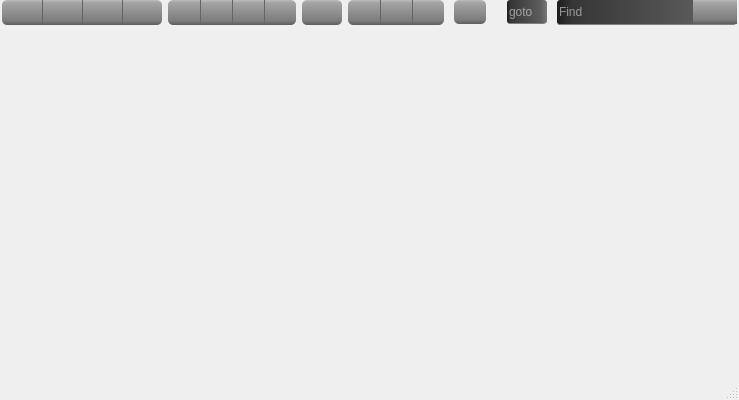
Qt form armadillo.ui (rkyleg/scope) before a commit.
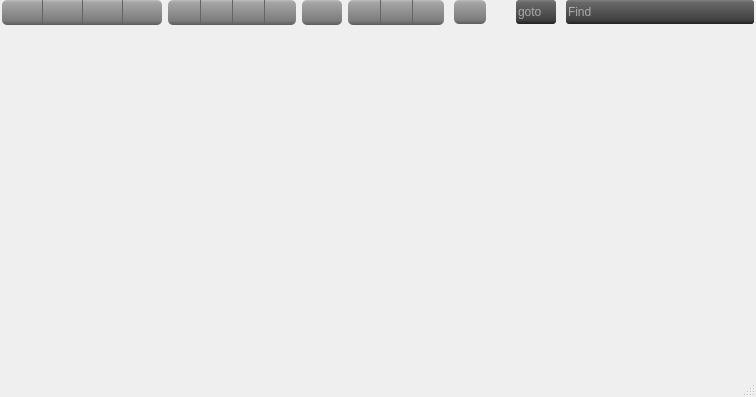
The same form after that commit. Icons and pictures are not drawn.

```diff
--- a/armadillo.ui
+++ b/armadillo.ui
@@ -6,8 +6,8 @@
    <rect>
     <x>0</x>
     <y>0</y>
-    <width>739</width>
-    <height>400</height>
+    <width>756</width>
+    <height>397</height>
    </rect>
   </property>
   <property name="windowTitle">
@@ -242,9 +242,9 @@
               <widget class="QFrame" name="fr_find_2">
                <property name="styleSheet">
                 <string notr="true">QFrame#fr_find_2 {
-background-color: qlineargradient(spread:pad, x1:0, y1:0, x2:1, y2:0, stop:0 rgba(29, 29, 29, 255), stop:0.0845771 rgba(54, 54, 54, 255), stop:0.850746 rgba(94, 94, 94, 255), stop:1 rgba(119, 119, 119, 255));
+background-color: qlineargradient(spread:pad, x1:1, y1:1, x2:1, y2:0, stop:0.00995025 rgba(34, 34,34, 255), stop:0.174129 rgba(65, 65, 65, 255), stop:0.890547 rgba(104, 104, 104, 255), stop:1 rgba(128, 128, 128, 255));
+color:white;
 border:0px;
-border-bottom:1px solid gray;
 border-radius:3px;
 }</string>
                </property>
@@ -288,8 +288,12 @@
                    </size>
                   </property>
                   <property name="styleSheet">
-                   <string notr="true">QPushButton:hover,QToolButton:hover {
-	border-radius:3px;
+                   <string notr="true">QPushButton {
+background-color: qlineargradient(spread:pad, x1:1, y1:1, x2:1, y2:0, stop:0.00995025 rgba(34, 34,34, 255), stop:0.174129 rgba(65, 65, 65, 255), stop:0.890547 rgba(104, 104, 104, 255), stop:1 rgba(128, 128, 128, 255));
+border-top-right-radius:3px;
+border-bottom-right-radius:3px;
+}
+QPushButton:hover,QToolButton:hover {
 	background-color: qlineargradient(spread:pad, x1:0.98, y1:1, x2:1, y2:0, stop:0 rgba(138, 138, 138, 255), stop:0.0646766 rgba(157, 157, 157, 255), stop:0.935323 rgba(198, 198, 198, 255), stop:1 rgba(231, 231, 231, 255));
 }</string>
                   </property>
@@ -320,10 +324,9 @@
                 </size>
                </property>
                <property name="styleSheet">
-                <string notr="true">background-color: qlineargradient(spread:pad, x1:0, y1:0, x2:1, y2:0, stop:0 rgba(29, 29, 29, 255), stop:0.0845771 rgba(54, 54, 54, 255), stop:0.850746 rgba(94, 94, 94, 255), stop:1 rgba(119, 119, 119, 255));
+                <string notr="true">background-color: qlineargradient(spread:pad, x1:1, y1:1, x2:1, y2:0, stop:0.00995025 rgba(34, 34,34, 255), stop:0.174129 rgba(65, 65, 65, 255), stop:0.890547 rgba(104, 104, 104, 255), stop:1 rgba(128, 128, 128, 255));
 color:white;
 border:0px;
-border-bottom:1px solid gray;
 border-radius:3px;</string>
                </property>
                <property name="placeholderText">
```
Left out of the diff: 3 changed lines with no effect on the pictures.
